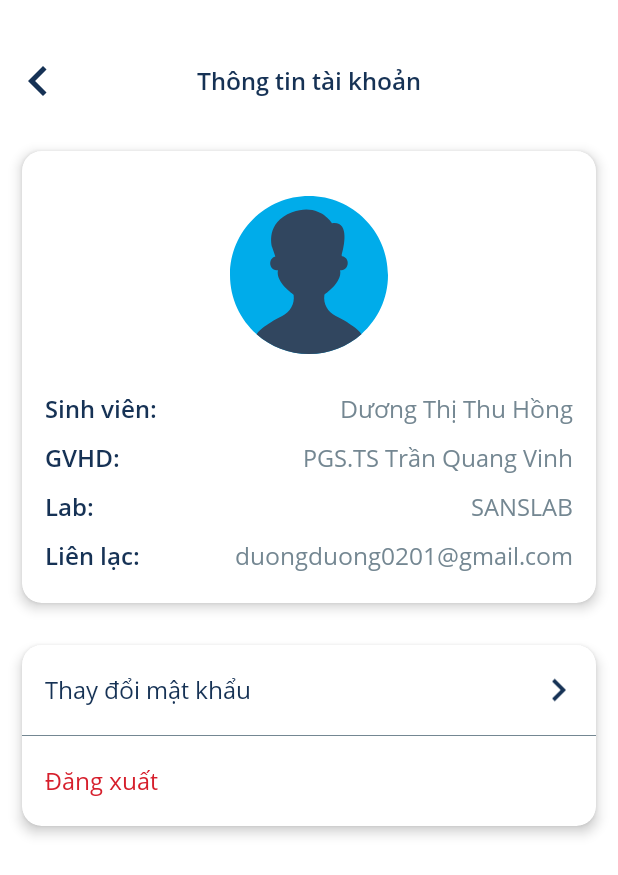
After one commit to quangbk198/datn, an Android app: the UserInfoActivity screen opened directly, with no data from a screen before it, on a phone screen of 412 x 824 dp. The commit adds this screen. Shown: the top 875 px of the screen. Run offline under Robolectric (Android 15) with nearby library versions, the phone set to English and light mode, and no system bars; our stand-ins replace Dagger/Hilt's generated code, RxJava.

Commit message:
create user info screen

```diff
--- a/app/src/main/AndroidManifest.xml
+++ b/app/src/main/AndroidManifest.xml
@@ -17,6 +17,11 @@
         android:supportsRtl="true"
         android:theme="@style/Theme.Datn"
         tools:targetApi="31">
+        <activity
+            android:name=".features.userinfo.ui.UserInfoActivity"
+            android:exported="false"
+            android:launchMode="singleTop"
+            android:screenOrientation="locked" />
         <activity
             android:name=".features.login.ui.LoginActivity"
             android:exported="false"
--- a/app/src/main/java/com/example/datn/features/main/ui/MainActivity.kt
+++ b/app/src/main/java/com/example/datn/features/main/ui/MainActivity.kt
@@ -2,15 +2,22 @@ package com.example.datn.features.main.ui
 
 import android.os.Build
 import android.view.LayoutInflater
+import android.widget.Toast
 import androidx.activity.viewModels
 import com.example.datn.R
 import com.example.datn.core.base.BaseActivity
 import com.example.datn.databinding.ActivityMainBinding
 import com.example.datn.features.main.viewmodel.MainViewModel
+import com.example.datn.features.userinfo.ui.UserInfoActivity
+import com.example.datn.utils.extension.showToast
 import dagger.hilt.android.AndroidEntryPoint
+import java.util.*
 
 @AndroidEntryPoint
 class MainActivity : BaseActivity<ActivityMainBinding, MainViewModel>() {
+
+    private var isUserCloseApp: Boolean = false
+
     override val viewModel: MainViewModel by viewModels()
 
     override fun inflateLayout(layoutInflater: LayoutInflater): ActivityMainBinding = ActivityMainBinding.inflate(layoutInflater)
@@ -22,10 +29,36 @@ class MainActivity : BaseActivity<ActivityMainBinding, MainViewModel>() {
     }
 
     override fun addViewListener() {
-
+        binding.apply {
+            ivUser.setOnClickListener {
+                openActivity(UserInfoActivity::class.java)
+            }
+        }
     }
 
     override fun setColorTextStatusBar() {
 
     }
+
+    /**
+     * Double click back to exit app
+     */
+    private fun existApp() {
+        if (isUserCloseApp) {
+            finishAndRemoveTask()
+        } else {
+            showToast(getString(R.string.application_touch_twice_to_exits))
+            isUserCloseApp = true
+            val timer = Timer()
+            timer.schedule(object : TimerTask() {
+                override fun run() {
+                    isUserCloseApp = false
+                }
+            }, 3000)
+        }
+    }
+
+    override fun onBackPressed() {
+        existApp()
+    }
 }
--- /dev/null
+++ b/app/src/main/java/com/example/datn/features/userinfo/ui/UserInfoActivity.kt
@@ -0,0 +1,23 @@
+package com.example.datn.features.userinfo.ui
+
+import android.view.LayoutInflater
+import androidx.activity.viewModels
+import com.example.datn.core.base.BaseActivity
+import com.example.datn.databinding.ActivityUserInfoBinding
+import com.example.datn.features.userinfo.viewmodel.UserInfoViewModel
+import dagger.hilt.android.AndroidEntryPoint
+
+@AndroidEntryPoint
+class UserInfoActivity : BaseActivity<ActivityUserInfoBinding, UserInfoViewModel>() {
+    override val viewModel: UserInfoViewModel by viewModels()
+
+    override fun inflateLayout(layoutInflater: LayoutInflater): ActivityUserInfoBinding = ActivityUserInfoBinding.inflate(layoutInflater)
+
+    override fun onCommonViewLoaded() {
+
+    }
+
+    override fun addViewListener() {
+
+    }
+}
--- /dev/null
+++ b/app/src/main/java/com/example/datn/features/userinfo/viewmodel/UserInfoViewModel.kt
@@ -0,0 +1,21 @@
+package com.example.datn.features.userinfo.viewmodel
+
+import com.example.datn.core.base.BaseViewModel
+import dagger.hilt.android.lifecycle.HiltViewModel
+import javax.inject.Inject
+
+/**
+ * Created by quangnh
+ * Date: 27/6/2022
+ * Time: 11:42 PM
+ * Project datn
+ */
+
+@HiltViewModel
+class UserInfoViewModel @Inject constructor(
+
+) : BaseViewModel() {
+    override fun onDidBindViewModel() {
+
+    }
+}
--- /dev/null
+++ b/app/src/main/res/drawable/ic_user_bg.xml
@@ -0,0 +1,14 @@
+<?xml version="1.0" encoding="utf-8"?>
+<vector xmlns:android="http://schemas.android.com/apk/res/android"
+    android:width="320dp"
+    android:height="320dp"
+    android:viewportWidth="320"
+    android:viewportHeight="320">
+
+    <path
+        android:fillColor="#00ACEA"
+        android:pathData="M160 0C71.622 0 0 71.622 0 160C0 207.685 20.8504 250.52 53.9842 279.874C82.2677 304.819 119.37 320 160 320C200.693 320 237.795 304.819 266.016 279.811C299.15 250.52 320 207.685 320 160C320 71.622 248.378 0 160 0Z" />
+    <path
+        android:fillColor="#31465F"
+        android:pathData="M253.481 266.834C245.292 260.724 230.426 250.582 214.237 243.086C198.048 235.653 188.536 218.204 191.119 200.629C191.119 200.377 191.182 200.125 191.245 199.81C191.245 199.81 228.095 174.866 222.993 150.551C222.993 150.551 224.127 150.614 225.827 150.488C242.079 148.976 243.087 124.787 227.024 122.204C226.898 122.204 226.709 122.141 226.583 122.141L226.079 119.495C230.993 102.299 242.961 50.2042 206.741 55.2435C206.741 55.2435 180.725 12.2199 125.733 32.9443C70.6778 53.6057 85.04 102.929 85.04 102.929L91.8431 122.582C77.04 126.236 78.4258 149.102 94.1739 150.551C95.8746 150.677 97.0715 150.614 97.0715 150.614C91.9061 174.929 128.757 199.873 128.757 199.873C128.82 200.188 128.82 200.44 128.883 200.692C131.402 218.267 121.89 235.716 105.764 243.149C89.5124 250.645 74.7093 260.85 66.5203 266.897C61.6069 270.488 57.2605 274.834 53.9219 279.936C82.2683 304.818 119.371 319.999 160.001 319.999C200.694 319.999 237.796 304.818 266.016 279.81C262.741 274.771 258.394 270.425 253.481 266.834Z" />
+</vector>
--- a/app/src/main/res/layout/activity_main.xml
+++ b/app/src/main/res/layout/activity_main.xml
@@ -41,7 +41,7 @@
                 app:layout_constraintTop_toTopOf="parent" />
 
             <ImageView
-                android:id="@+id/iv_account"
+                android:id="@+id/iv_user"
                 android:layout_width="wrap_content"
                 android:layout_height="wrap_content"
                 android:layout_marginEnd="10dp"
--- /dev/null
+++ b/app/src/main/res/layout/activity_user_info.xml
@@ -0,0 +1,278 @@
+<?xml version="1.0" encoding="utf-8"?>
+<androidx.constraintlayout.widget.ConstraintLayout xmlns:android="http://schemas.android.com/apk/res/android"
+    xmlns:app="http://schemas.android.com/apk/res-auto"
+    xmlns:tools="http://schemas.android.com/tools"
+    android:layout_width="match_parent"
+    android:layout_height="match_parent"
+    tools:context=".features.userinfo.ui.UserInfoActivity">
+
+    <androidx.constraintlayout.widget.ConstraintLayout
+        android:id="@+id/custom_toolbar"
+        android:layout_width="0dp"
+        android:layout_height="60dp"
+        app:layout_constraintEnd_toEndOf="parent"
+        app:layout_constraintStart_toStartOf="parent"
+        app:layout_constraintTop_toTopOf="parent">
+
+        <androidx.appcompat.widget.AppCompatImageView
+            android:id="@+id/iv_back"
+            android:layout_width="40dp"
+            android:layout_height="match_parent"
+            android:layout_marginStart="5dp"
+            android:src="@drawable/ic_arrow_left"
+            app:layout_constraintBottom_toBottomOf="parent"
+            app:layout_constraintStart_toStartOf="parent"
+            app:layout_constraintTop_toTopOf="parent" />
+
+        <TextView
+            android:id="@+id/tv_label_device_status"
+            android:layout_width="wrap_content"
+            android:layout_height="wrap_content"
+            android:fontFamily="@font/opensans_semi_bold"
+            android:text="@string/user_info_activity_title_toolbar"
+            android:textColor="@color/dark_blue"
+            android:textSize="16sp"
+            app:layout_constraintBottom_toBottomOf="parent"
+            app:layout_constraintEnd_toEndOf="parent"
+            app:layout_constraintStart_toStartOf="parent"
+            app:layout_constraintTop_toTopOf="parent" />
+    </androidx.constraintlayout.widget.ConstraintLayout>
+
+    <androidx.core.widget.NestedScrollView
+        android:layout_width="0dp"
+        android:layout_height="0dp"
+        android:fillViewport="true"
+        android:overScrollMode="never"
+        app:layout_constraintBottom_toBottomOf="parent"
+        app:layout_constraintEnd_toEndOf="parent"
+        app:layout_constraintStart_toStartOf="parent"
+        app:layout_constraintTop_toBottomOf="@id/custom_toolbar">
+
+        <androidx.constraintlayout.widget.ConstraintLayout
+            android:layout_width="match_parent"
+            android:layout_height="wrap_content">
+
+            <androidx.cardview.widget.CardView
+                android:id="@+id/cv_userinfo"
+                android:layout_width="0dp"
+                android:layout_height="wrap_content"
+                android:layout_marginHorizontal="5dp"
+                android:layout_marginTop="5dp"
+                app:cardCornerRadius="13dp"
+                app:cardElevation="5dp"
+                app:cardUseCompatPadding="true"
+                app:layout_constraintEnd_toEndOf="parent"
+                app:layout_constraintStart_toStartOf="parent"
+                app:layout_constraintTop_toTopOf="parent">
+
+                <LinearLayout
+                    android:orientation="vertical"
+                    android:layout_width="match_parent"
+                    android:layout_height="match_parent">
+
+                    <ImageView
+                        android:layout_marginTop="30dp"
+                        android:layout_gravity="center"
+                        android:id="@+id/iv_user"
+                        android:layout_width="105dp"
+                        android:layout_height="105dp"
+                        android:scaleType="centerCrop"
+                        android:src="@drawable/ic_user_bg" />
+
+                    <RelativeLayout
+                        android:layout_marginTop="25dp"
+                        android:layout_width="match_parent"
+                        android:layout_height="wrap_content">
+
+                        <TextView
+                            android:layout_width="wrap_content"
+                            android:layout_height="wrap_content"
+                            android:layout_alignParentStart="true"
+                            android:layout_centerVertical="true"
+                            android:layout_marginStart="15dp"
+                            android:fontFamily="@font/opensans_semi_bold"
+                            android:text="@string/user_info_activity_textview_student"
+                            android:textColor="@color/dark_blue"
+                            android:textSize="16sp" />
+
+                        <TextView
+                            android:id="@+id/tv_student_name"
+                            android:layout_width="wrap_content"
+                            android:layout_height="wrap_content"
+                            android:layout_alignParentEnd="true"
+                            android:layout_marginEnd="15dp"
+                            android:fontFamily="@font/opensans_regular"
+                            android:text="Dương Thị Thu Hồng"
+                            android:textColor="@color/grey_light_text"
+                            android:textSize="16sp" />
+
+                    </RelativeLayout>
+
+                    <RelativeLayout
+                        android:layout_marginTop="10dp"
+                        android:layout_width="match_parent"
+                        android:layout_height="wrap_content">
+
+                        <TextView
+                            android:layout_alignParentStart="true"
+                            android:layout_centerVertical="true"
+                            android:layout_width="wrap_content"
+                            android:layout_height="wrap_content"
+                            android:layout_marginStart="15dp"
+                            android:fontFamily="@font/opensans_semi_bold"
+                            android:text="@string/user_info_activity_textview_teacher"
+                            android:textColor="@color/dark_blue"
+                            android:textSize="16sp" />
+
+                        <TextView
+                            android:id="@+id/tv_teacher_name"
+                            android:layout_alignParentEnd="true"
+                            android:layout_centerVertical="true"
+                            android:layout_width="wrap_content"
+                            android:layout_height="wrap_content"
+                            android:layout_marginEnd="15dp"
+                            android:fontFamily="@font/opensans_regular"
+                            android:text="PGS.TS Trần Quang Vinh"
+                            android:textColor="@color/grey_light_text"
+                            android:textSize="16sp" />
+
+                    </RelativeLayout>
+
+                    <RelativeLayout
+                        android:layout_marginTop="10dp"
+                        android:layout_width="match_parent"
+                        android:layout_height="wrap_content">
+
+                        <TextView
+                            android:layout_alignParentStart="true"
+                            android:layout_centerVertical="true"
+                            android:layout_width="wrap_content"
+                            android:layout_height="wrap_content"
+                            android:layout_marginStart="15dp"
+                            android:fontFamily="@font/opensans_semi_bold"
+                            android:text="@string/user_info_activity_textview_lab"
+                            android:textColor="@color/dark_blue"
+                            android:textSize="16sp" />
+
+                        <TextView
+                            android:id="@+id/tv_lab_name"
+                            android:layout_width="wrap_content"
+                            android:layout_height="wrap_content"
+                            android:layout_alignParentEnd="true"
+                            android:layout_centerVertical="true"
+                            android:layout_marginEnd="15dp"
+                            android:fontFamily="@font/opensans_regular"
+                            android:text="SANSLAB"
+                            android:textColor="@color/grey_light_text"
+                            android:textSize="16sp" />
+
+                    </RelativeLayout>
+
+                    <RelativeLayout
+                        android:layout_marginBottom="20dp"
+                        android:layout_marginTop="10dp"
+                        android:layout_width="match_parent"
+                        android:layout_height="wrap_content">
+
+                        <TextView
+                            android:layout_width="wrap_content"
+                            android:layout_height="wrap_content"
+                            android:layout_alignParentStart="true"
+                            android:layout_centerVertical="true"
+                            android:layout_marginStart="15dp"
+                            android:fontFamily="@font/opensans_semi_bold"
+                            android:text="@string/user_info_activity_textview_contact"
+                            android:textColor="@color/dark_blue"
+                            android:textSize="16sp" />
+
+                        <TextView
+                            android:id="@+id/tv_contact"
+                            android:layout_width="wrap_content"
+                            android:layout_height="wrap_content"
+                            android:layout_alignParentEnd="true"
+                            android:layout_centerVertical="true"
+                            android:layout_marginEnd="15dp"
+                            android:fontFamily="@font/opensans_regular"
+                            android:text="duongduong0201@gmail.com"
+                            android:textColor="@color/grey_light_text"
+                            android:textSize="16sp" />
+                    </RelativeLayout>
+                </LinearLayout>
+            </androidx.cardview.widget.CardView>
+
+            <androidx.cardview.widget.CardView
+                android:id="@+id/cv_option"
+                android:layout_width="0dp"
+                android:layout_height="wrap_content"
+                android:layout_marginHorizontal="5dp"
+                android:layout_marginTop="5dp"
+                app:cardCornerRadius="13dp"
+                app:cardElevation="5dp"
+                app:cardUseCompatPadding="true"
+                app:layout_constraintEnd_toEndOf="parent"
+                app:layout_constraintStart_toStartOf="parent"
+                app:layout_constraintTop_toBottomOf="@id/cv_userinfo">
+
+                <LinearLayout
+                    android:orientation="vertical"
+                    android:layout_width="match_parent"
+                    android:layout_height="match_parent">
+
+                    <RelativeLayout
+                        android:layout_width="match_parent"
+                        android:layout_height="60dp">
+
+                        <TextView
+                            android:layout_width="wrap_content"
+                            android:layout_height="wrap_content"
+                            android:layout_alignParentStart="true"
+                            android:layout_centerVertical="true"
+                            android:layout_marginStart="15dp"
+                            android:fontFamily="@font/opensans_regular"
+                            android:text="@string/user_info_activity_textview_change_pass"
+                            android:textColor="@color/dark_blue"
+                            android:textSize="16sp" />
+
+                        <ImageView
+                            android:layout_width="30dp"
+                            android:layout_height="match_parent"
+                            android:layout_alignParentEnd="true"
+                            android:layout_marginEnd="10dp"
+                            android:src="@drawable/ic_arrow_right" />
+
+                    </RelativeLayout>
+
+                    <View
+                        android:id="@+id/line_5"
+                        android:layout_width="match_parent"
+                        android:layout_height="0.5dp"
+                        android:background="@color/grey_light_text" />
+
+                    <RelativeLayout
+                        android:layout_width="match_parent"
+                        android:layout_height="60dp">
+
+                        <TextView
+                            android:layout_width="wrap_content"
+                            android:layout_height="wrap_content"
+                            android:layout_alignParentStart="true"
+                            android:layout_centerVertical="true"
+                            android:layout_marginStart="15dp"
+                            android:fontFamily="@font/opensans_regular"
+                            android:text="@string/user_info_activity_textview_logout"
+                            android:textColor="@color/red_light"
+                            android:textSize="16sp" />
+
+                    </RelativeLayout>
+
+                </LinearLayout>
+
+            </androidx.cardview.widget.CardView>
+
+
+
+        </androidx.constraintlayout.widget.ConstraintLayout>
+
+    </androidx.core.widget.NestedScrollView>
+
+</androidx.constraintlayout.widget.ConstraintLayout>
--- a/app/src/main/res/values/colors.xml
+++ b/app/src/main/res/values/colors.xml
@@ -18,4 +18,5 @@
     <color name="dark_blue">#163255</color>
     <color name="grey_light_text">#748792</color>
     <color name="green_dark">#6A973A</color>
+
 </resources>
--- a/app/src/main/res/values/strings.xml
+++ b/app/src/main/res/values/strings.xml
@@ -1,5 +1,8 @@
 <resources>
     <string name="app_name">Nhà yến</string>
+
+    <!--Common-->
+    <string name="application_touch_twice_to_exits">Nhấn BACK một lần nữa để thoát!</string>
 
     <!--Device-->
     <string name="light">Bóng đèn</string>
@@ -25,4 +28,13 @@
     <string name="main_activity_textview_chart">Đồ thị</string>
     <string name="main_activity_textview_mode">Chế độ</string>
 
+    <!--User Info Activity-->
+    <string name="user_info_activity_title_toolbar">Thông tin tài khoản</string>
+    <string name="user_info_activity_textview_student">Sinh viên:</string>
+    <string name="user_info_activity_textview_teacher">GVHD:</string>
+    <string name="user_info_activity_textview_lab">Lab:</string>
+    <string name="user_info_activity_textview_contact">Liên lạc:</string>
+    <string name="user_info_activity_textview_logout">Đăng xuất</string>
+    <string name="user_info_activity_textview_change_pass">Thay đổi mật khẩu</string>
+
 </resources>
```
